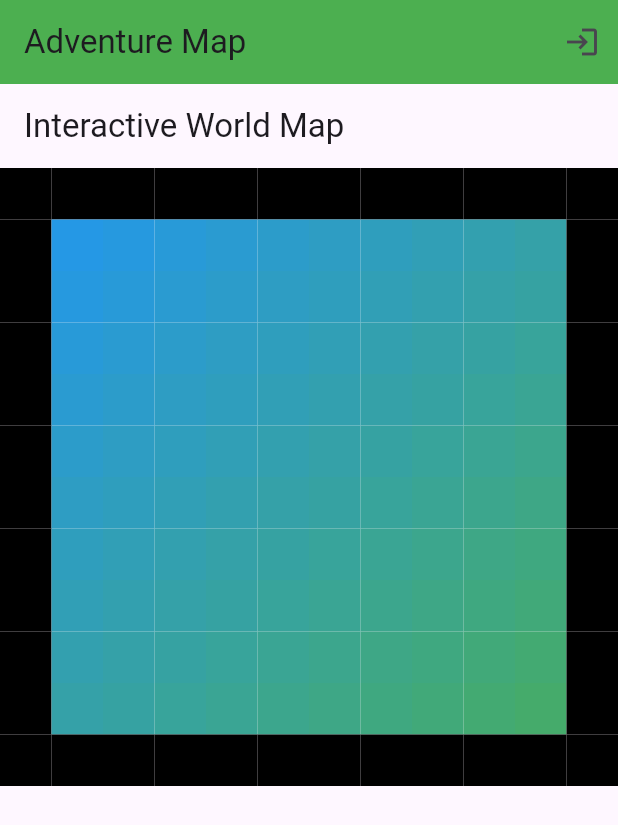
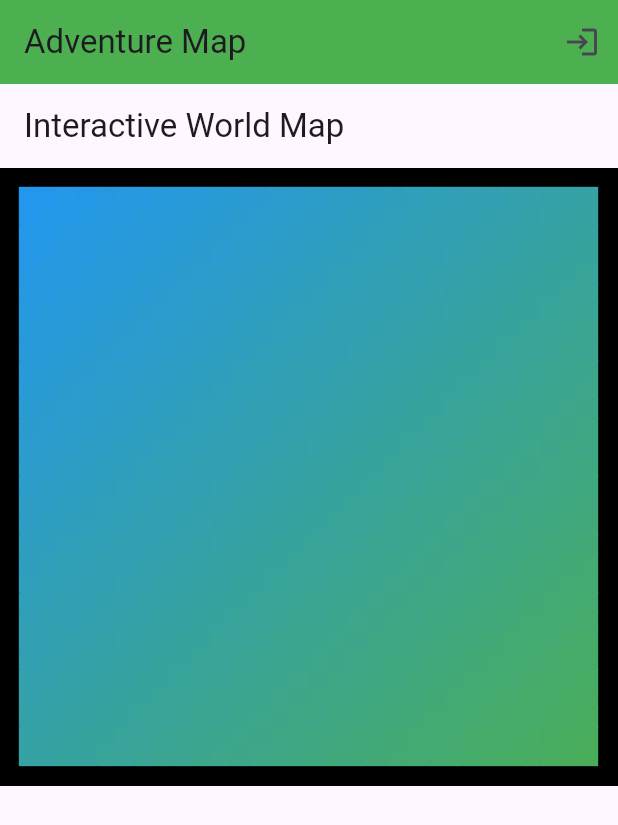
Before and after one commit to Dandjix/adventureMap, a Flutter app: the screen it shows after launch, on a phone screen of 412 x 824 dp. Shown: the top 825 px of the screen. Run offline on Flutter 3.47's test engine with Material 3 defaults, Android fonts, the light colour scheme and no system bars; our stand-ins replace flutter_dotenv, flutter_secure_storage, go_router.

Commit message:
better map

```diff
--- a/adventure_map_app/lib/pages/map/world_map.dart
+++ b/adventure_map_app/lib/pages/map/world_map.dart
@@ -1,3 +1,5 @@
+import 'dart:math';
+
 import 'package:flutter/material.dart';
 
 // Function to generate a gradient based on coordinates
@@ -18,12 +20,13 @@ class WorldMapPainter extends CustomPainter {
   final int dimension;
   final Color startColor;
   final Color endColor;
+  final double overlap;
 
-  WorldMapPainter({
-    required this.dimension,
+  WorldMapPainter(
+      {required this.dimension,
       required this.startColor,
       required this.endColor,
-  });
+      this.overlap = 0.33});
 
   @override
   void paint(Canvas canvas, Size size) {
@@ -40,12 +43,14 @@ class WorldMapPainter extends CustomPainter {
           paint.color = generateGradient(
               x, y, dimension, dimension, startColor, endColor);
         }
-
+        // if (Random().nextDouble() < 0.9) {
         // Draw the tile at (x, y)
         canvas.drawRect(
-          Rect.fromLTWH(x * tileSize, y * tileSize, tileSize, tileSize),
+          Rect.fromLTWH(x * tileSize - overlap, y * tileSize - overlap,
+              tileSize + overlap * 2, tileSize + overlap * 2),
           paint,
         );
+        // }
       }
     }
   }
@@ -57,7 +62,7 @@ class WorldMapPainter extends CustomPainter {
 class WorldMap extends StatelessWidget {
   const WorldMap({super.key});
 
-  final int dimension = 12; // Adjust dimension as needed
+  final int dimension = 32; // Adjust dimension as needed
 
   @override
   Widget build(BuildContext context) {
@@ -67,22 +72,29 @@ class WorldMap extends StatelessWidget {
       ),
       body: LayoutBuilder(
         builder: (context, constraints) {
-          final double size = constraints.maxWidth; // Available width
+// Available width
+          final double availableWidth = constraints.maxWidth;
+          final double availableHeight = constraints.maxHeight;
+
+          // Ensure the map fits within the available space while maintaining aspect ratio
+          final double size = min(availableWidth, availableHeight);
 
           return InteractiveViewer(
               panEnabled: true,
               scaleEnabled: true,
               minScale: 1, // Allow zooming out
               maxScale: 40.0, // Allow zooming in
+              child: RepaintBoundary(
                 child: CustomPaint(
-              size: Size(size, size), // Dynamically adjust the size of the map
+                  size: Size(
+                      size, size), // Dynamically adjust the size of the map
                   painter: WorldMapPainter(
                     dimension: dimension,
                     startColor: Colors.blue, // Start color (e.g., for water)
                     endColor: Colors.green, // End color (e.g., for land)
                   ),
                 ),
-          );
+              ));
         },
       ),
     );
```
Also changed, not shown: adventure_map_app/lib/map/map.png (deleted). Lines whose indentation alone changed are shown as unchanged.
